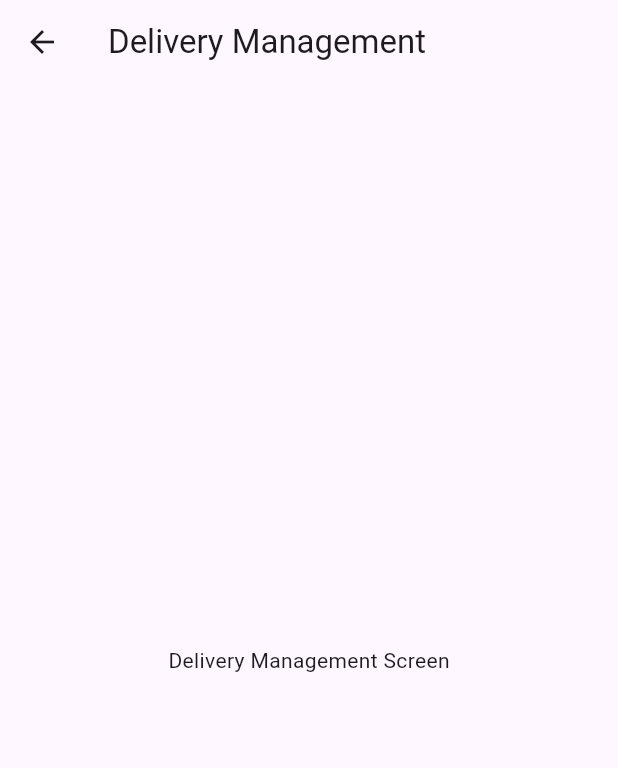
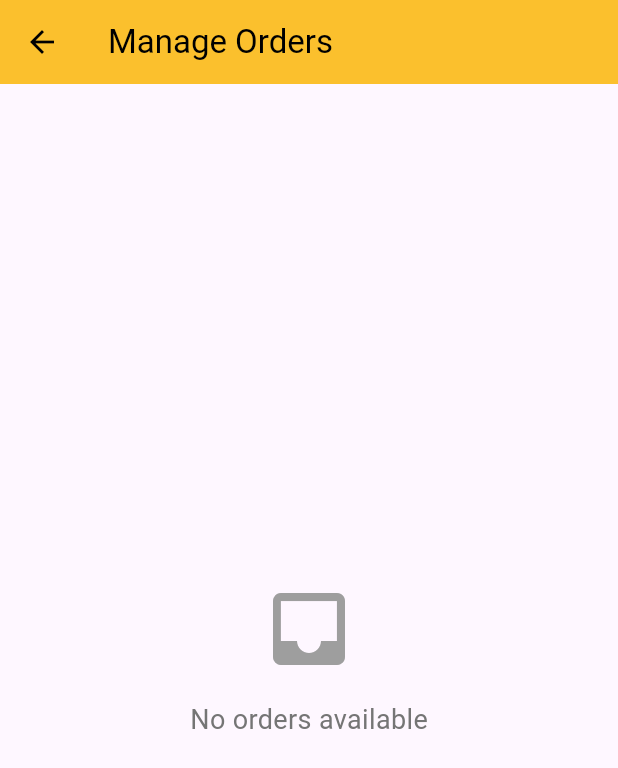
Before and after one commit to RachitPatel-RAM/quick_seller, a Flutter app: the DeliveryManagementScreen screen opened directly, on a phone screen of 412 x 824 dp. Shown: the top 768 px of the screen. Run offline on Flutter 3.47's test engine with Material 3 defaults, Android fonts, the light colour scheme and no system bars; our stand-ins replace cloud_firestore, dio, firebase_auth, firebase_core, image_picker; accounts and stored records are empty; network calls fail.

Commit message:
first change

```diff
--- /dev/null
+++ b/lib/screens/delivery_management_screen.dart
@@ -0,0 +1,89 @@
+import 'package:flutter/material.dart';
+import 'package:cloud_firestore/cloud_firestore.dart';
+import '../widgets/order_approval_dialog.dart';
+import '../widgets/order_card.dart';
+import '../services/order_service.dart';
+
+class DeliveryManagementScreen extends StatelessWidget {
+  final OrderService _orderService = OrderService();
+
+  @override
+  Widget build(BuildContext context) {
+    return Scaffold(
+      appBar: AppBar(
+        title: Text('Manage Orders'),
+        backgroundColor: Colors.yellow[700],
+        foregroundColor: Colors.black,
+        elevation: 0,
+        leading: IconButton(
+          icon: Icon(Icons.arrow_back),
+          onPressed: () => Navigator.pop(context),
+        ),
+      ),
+      body: StreamBuilder<QuerySnapshot>(
+        stream: FirebaseFirestore.instance.collection('ordered_item').snapshots(),
+        builder: (context, snapshot) {
+          if (snapshot.hasError) {
+            return Center(child: Text('Something went wrong!'));
+          }
+          if (snapshot.connectionState == ConnectionState.waiting) {
+            return Center(
+              child: CircularProgressIndicator(
+                valueColor: AlwaysStoppedAnimation<Color>(Colors.yellow[700]!),
+              ),
+            );
+          }
+
+          final orders = snapshot.data?.docs ?? [];
+
+          if (orders.isEmpty) {
+            return Center(
+              child: Column(
+                mainAxisAlignment: MainAxisAlignment.center,
+                children: [
+                  Icon(Icons.inbox, size: 64, color: Colors.grey),
+                  SizedBox(height: 16),
+                  Text(
+                    'No orders available',
+                    style: TextStyle(fontSize: 18, color: Colors.grey[600]),
+                  ),
+                ],
+              ),
+            );
+          }
+
+          return ListView.builder(
+            itemCount: orders.length,
+            padding: EdgeInsets.all(8),
+            itemBuilder: (context, index) {
+              var orderDoc = orders[index];
+              var orderData = orderDoc.data() as Map<String, dynamic>;
+
+              return OrderCard(
+                orderDoc: orderDoc,
+                orderData: orderData,
+                onApprove: (orderId, data) => _showApprovalDialog(context, orderId, data, true),
+                onReject: (orderId, data) => _showApprovalDialog(context, orderId, data, false),
+              );
+            },
+          );
+        },
+      ),
+    );
+  }
+
+  void _showApprovalDialog(BuildContext context, String orderId, Map<String, dynamic> data, bool isApprove) {
+    showDialog(
+      context: context,
+      builder: (BuildContext context) {
+        return OrderApprovalDialog(
+          orderId: orderId,
+          orderData: data,
+          isApprove: isApprove,
+          onApprove: _orderService.approveOrder,
+          onReject: _orderService.rejectOrder,
+        );
+      },
+    );
+  }
+}
--- /dev/null
+++ b/lib/services/order_service.dart
@@ -0,0 +1,26 @@
+import 'package:cloud_firestore/cloud_firestore.dart';
+
+class OrderService {
+  final CollectionReference orders = FirebaseFirestore.instance.collection('ordered_item');
+  final CollectionReference adminOrders = FirebaseFirestore.instance.collection('admin_view_order');
+
+  Future<void> approveOrder(String docId, Map<String, dynamic> orderData) async {
+    try {
+      orderData['status'] = 'Approved';
+      await adminOrders.add(orderData);
+      await orders.doc(docId).delete();
+    } catch (e) {
+      print('Error approving order: $e');
+    }
+  }
+
+  Future<void> rejectOrder(String docId, Map<String, dynamic> orderData) async {
+    try {
+      orderData['status'] = 'Rejected';
+      await adminOrders.add(orderData);
+      await orders.doc(docId).delete();
+    } catch (e) {
+      print('Error rejecting order: $e');
+    }
+  }
+}
--- /dev/null
+++ b/lib/utils/calculations.dart
@@ -0,0 +1,5 @@
+double calculateTotal(List<dynamic> items) {
+  return items.fold(0.0, (total, item) {
+    return total + ((item['price'] ?? 0.0) * (item['quantity'] ?? 0));
+  });
+}
```
Also changed, not shown: lib/home_screen.dart (+63 -30 lines), lib/login_screen.dart (+67 -7 lines), lib/order_management.dart (added, +164 -0 lines), lib/registration_screen.dart (+10 -2 lines), lib/widgets/order_approval_dialog.dart (added, +57 -0 lines), lib/widgets/order_card.dart (added, +85 -0 lines), pubspec.lock, 5 other files.
